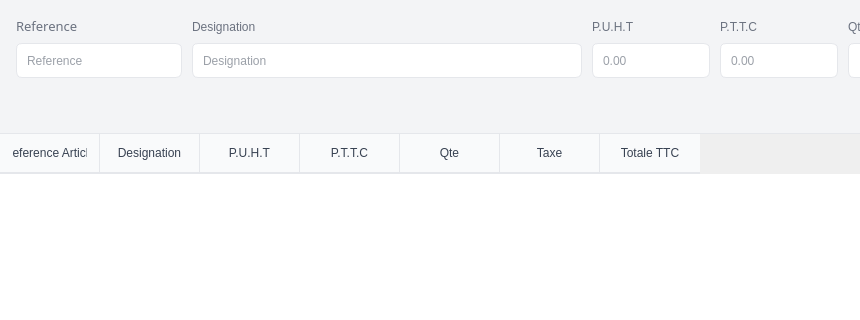
First picture: the form in program/windows/nouveau_doc/doc.ui, repository lak-barmajyat/ERP, before the edit; both pictures show x 0 to 860 and y 108 to 428 of the 1236 by 659 pixel window.
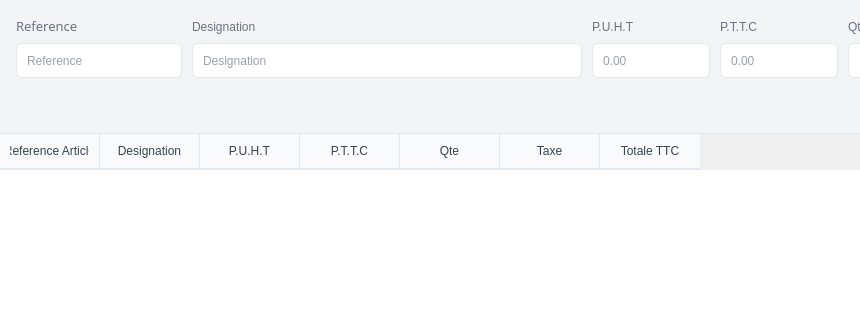
Second picture: the form after the edit. Icons and pictures are not drawn.

```diff
--- a/program/windows/nouveau_doc/doc.ui
+++ b/program/windows/nouveau_doc/doc.ui
@@ -1085,22 +1085,22 @@
 QTableWidget#tableWidget {
     background-color: #ffffff;
     border: none;
-    gridline-color: #e5e7eb;
-    font: 400 10pt &quot;Overpass&quot;;
+    gridline-color: #e2e8f0;
+    font: 400 9pt &quot;Overpass&quot;;
     color: #374151;
-    selection-background-color: rgba(29,122,226,0.08);
+    selection-background-color: rgba(19,91,236,0.08);
     selection-color: #111827;
     outline: 0;
 }
 QTableWidget#tableWidget::item {
-    padding: 6px 12px;
+    padding: 6px 10px;
     border-bottom: 1px solid #f3f4f6;
 }
 QTableWidget#tableWidget::item:alternate {
     background-color: #f9fafb;
 }
 QTableWidget#tableWidget::item:selected {
-    background-color: rgba(29,122,226,0.08);
+    background-color: rgba(19,91,236,0.08);
     color: #111827;
 }
 QTableWidget#tableWidget::item:hover {
@@ -1109,11 +1109,11 @@
 QHeaderView::section {
     background-color: #f9fafb;
     color: #374151;
-    font: 600 10pt &quot;Overpass&quot;;
-    padding: 10px 12px;
+    font: 600 9pt &quot;Overpass&quot;;
+    padding: 8px 10px;
     border: none;
-    border-right: 1px solid #e5e7eb;
-    border-bottom: 2px solid #e5e7eb;
+    border-right: 1px solid #e2e8f0;
+    border-bottom: 2px solid #e2e8f0;
 }
 QHeaderView::section:last {
     border-right: none;
```
